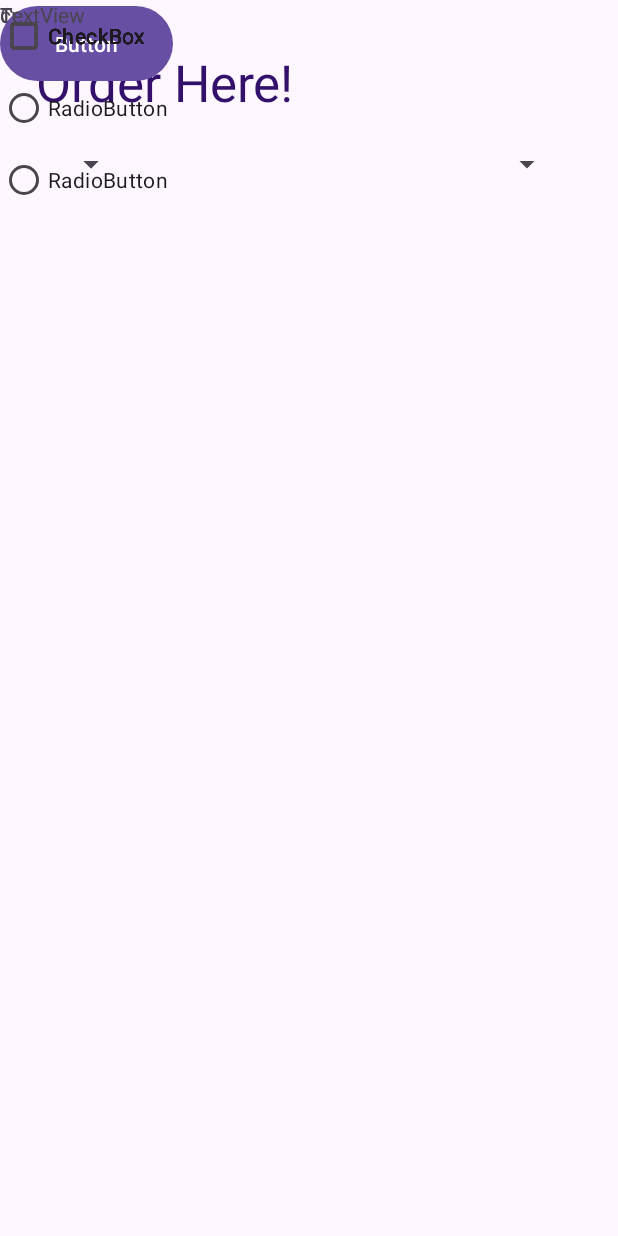
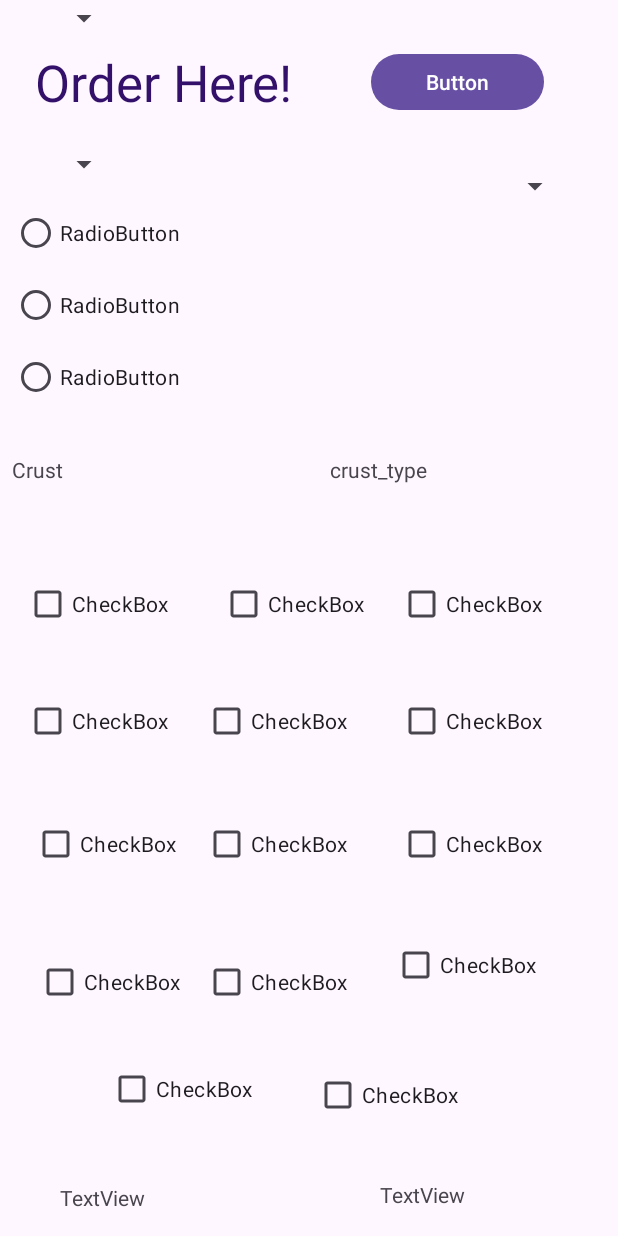
Before and after one commit to devrijhwani3118/PizzaApp, an Android app: the OrderPage screen opened directly, with no data from a screen before it, on a phone screen of 412 x 824 dp. Run offline under Robolectric (Android 15) with nearby library versions, the phone set to English and light mode, and no system bars; Roboto replaces fonts that are not available here.

Commit message:
fixed constraints

```diff
--- a/app/src/main/res/layout/activity_order_page.xml
+++ b/app/src/main/res/layout/activity_order_page.xml
@@ -11,48 +11,49 @@
         android:id="@+id/textView8"
         android:layout_width="wrap_content"
         android:layout_height="wrap_content"
+        android:layout_marginStart="40dp"
+        android:layout_marginBottom="16dp"
         android:text="TextView"
-        tools:layout_editor_absoluteX="40dp"
-        tools:layout_editor_absoluteY="829dp" />
+        app:layout_constraintBottom_toBottomOf="parent"
+        app:layout_constraintStart_toStartOf="parent" />
 
     <CheckBox
         android:id="@+id/checkBox12"
         android:layout_width="wrap_content"
         android:layout_height="wrap_content"
+        android:layout_marginEnd="4dp"
+        android:layout_marginBottom="11dp"
         android:text="CheckBox"
-        tools:layout_editor_absoluteX="282dp"
-        tools:layout_editor_absoluteY="656dp" />
+        app:layout_constraintBottom_toBottomOf="@+id/checkBox11"
+        app:layout_constraintEnd_toEndOf="@+id/checkBox9" />
 
     <CheckBox
         android:id="@+id/checkBox9"
         android:layout_width="wrap_content"
         android:layout_height="wrap_content"
         android:text="CheckBox"
-        tools:layout_editor_absoluteX="286dp"
-        tools:layout_editor_absoluteY="579dp" />
+        app:layout_constraintBaseline_toBaselineOf="@+id/checkBox8"
+        app:layout_constraintStart_toStartOf="@+id/checkBox6" />
 
     <Spinner
         android:id="@+id/pizzaChoiceSpinner2"
         android:layout_width="wrap_content"
         android:layout_height="wrap_content"
-        android:layout_marginTop="20dp"
-        app:layout_constraintEnd_toEndOf="parent"
-        app:layout_constraintHorizontal_bias="0.1"
-        app:layout_constraintStart_toStartOf="parent"
-        app:layout_constraintTop_toBottomOf="@id/textView3" />
+        android:layout_marginStart="32dp"
+        app:layout_constraintBaseline_toBaselineOf="@+id/pizzaChoiceSpinner"
+        app:layout_constraintStart_toStartOf="parent" />
 
     <!-- Spinner for Pizza Choice -->
     <TextView
         android:id="@+id/textView3"
         android:layout_width="wrap_content"
         android:layout_height="wrap_content"
+        android:layout_marginStart="23dp"
         android:layout_marginTop="32dp"
         android:fontFamily="@font/biryani_bold"
         android:text="@string/order_here"
         android:textColor="#33116A"
         android:textSize="34sp"
-        app:layout_constraintEnd_toEndOf="parent"
-        app:layout_constraintHorizontal_bias="0.099"
         app:layout_constraintStart_toStartOf="parent"
         app:layout_constraintTop_toTopOf="parent" />
 
@@ -61,37 +62,39 @@
         android:layout_width="wrap_content"
         android:layout_height="wrap_content"
         android:layout_marginTop="20dp"
-        app:layout_constraintEnd_toEndOf="parent"
-        app:layout_constraintHorizontal_bias="0.1"
-        app:layout_constraintStart_toStartOf="parent"
-        app:layout_constraintTop_toBottomOf="@id/textView3"
-        app:layout_constraintVertical_bias="0.1" />
+        app:layout_constraintStart_toStartOf="@+id/pizzaChoiceSpinner2"
+        app:layout_constraintTop_toBottomOf="@+id/textView3" />
 
     <Spinner
         android:id="@+id/typepizzaChoiceSpinner"
         android:layout_width="wrap_content"
         android:layout_height="wrap_content"
-        android:layout_marginTop="20dp"
-        app:layout_constraintEnd_toEndOf="parent"
-        app:layout_constraintHorizontal_bias="0.9"
-        app:layout_constraintStart_toStartOf="parent"
-        app:layout_constraintTop_toBottomOf="@id/textView3"
-        app:layout_constraintVertical_bias="0.1" />
+        android:layout_marginBottom="7dp"
+        app:layout_constraintBottom_toTopOf="@+id/imageView2"
+        app:layout_constraintEnd_toEndOf="@+id/imageView2" />
 
     <CheckBox
         android:id="@+id/checkBox"
         android:layout_width="wrap_content"
         android:layout_height="wrap_content"
+        android:layout_marginStart="16dp"
+        android:layout_marginBottom="397dp"
         android:text="CheckBox"
-        tools:layout_editor_absoluteX="16dp"
-        tools:layout_editor_absoluteY="419dp" />
+        app:layout_constraintBottom_toBottomOf="parent"
+        app:layout_constraintStart_toStartOf="parent" />
 
     <RadioGroup
         android:id="@+id/radioGroup"
-        android:layout_width="186dp"
+        android:layout_width="0dp"
         android:layout_height="162dp"
-        tools:layout_editor_absoluteX="8dp"
-        tools:layout_editor_absoluteY="158dp">
+        android:layout_marginStart="8dp"
+        android:layout_marginTop="68dp"
+        android:layout_marginEnd="55dp"
+        android:layout_marginBottom="68dp"
+        app:layout_constraintBottom_toBottomOf="@+id/textView5"
+        app:layout_constraintEnd_toStartOf="@+id/imageView2"
+        app:layout_constraintStart_toStartOf="parent"
+        app:layout_constraintTop_toBottomOf="@+id/button">
 
         <RadioButton
             android:id="@+id/radioButton2"
@@ -114,130 +117,164 @@
 
     <TextView
         android:id="@+id/textView4"
-        android:layout_width="186dp"
+        android:layout_width="0dp"
         android:layout_height="44dp"
+        android:layout_marginTop="32dp"
+        android:layout_marginEnd="16dp"
+        android:layout_marginBottom="31dp"
         android:text="crust_type"
-        tools:layout_editor_absoluteX="230dp"
-        tools:layout_editor_absoluteY="344dp" />
+        app:layout_constraintBottom_toTopOf="@+id/checkBox3"
+        app:layout_constraintEnd_toEndOf="parent"
+        app:layout_constraintStart_toEndOf="@+id/textView5"
+        app:layout_constraintTop_toBottomOf="@+id/imageView2" />
 
     <TextView
         android:id="@+id/textView5"
-        android:layout_width="186dp"
+        android:layout_width="0dp"
         android:layout_height="44dp"
+        android:layout_marginStart="8dp"
+        android:layout_marginEnd="36dp"
         android:text="Crust"
-        tools:layout_editor_absoluteX="8dp"
-        tools:layout_editor_absoluteY="344dp" />
+        app:layout_constraintBaseline_toBaselineOf="@+id/textView4"
+        app:layout_constraintEnd_toStartOf="@+id/textView4"
+        app:layout_constraintStart_toStartOf="parent" />
 
     <Button
         android:id="@+id/button"
         android:layout_width="115dp"
-        android:layout_height="58dp"
+        android:layout_height="0dp"
+        android:layout_marginStart="48dp"
+        android:layout_marginEnd="46dp"
         android:text="Button"
-        tools:layout_editor_absoluteX="271dp"
-        tools:layout_editor_absoluteY="32dp" />
+        app:layout_constraintBottom_toBottomOf="@+id/textView3"
+        app:layout_constraintEnd_toEndOf="parent"
+        app:layout_constraintStart_toEndOf="@+id/textView3"
+        app:layout_constraintTop_toTopOf="@+id/textView3" />
 
     <CheckBox
         android:id="@+id/checkBox2"
         android:layout_width="wrap_content"
         android:layout_height="wrap_content"
+        android:layout_marginEnd="22dp"
+        android:layout_marginBottom="30dp"
         android:text="CheckBox"
-        tools:layout_editor_absoluteX="168dp"
-        tools:layout_editor_absoluteY="419dp" />
+        app:layout_constraintBottom_toTopOf="@+id/checkBox5"
+        app:layout_constraintEnd_toStartOf="@+id/checkBox3" />
 
     <CheckBox
         android:id="@+id/checkBox3"
         android:layout_width="wrap_content"
         android:layout_height="wrap_content"
+        android:layout_marginEnd="50dp"
         android:text="CheckBox"
-        tools:layout_editor_absoluteX="286dp"
-        tools:layout_editor_absoluteY="419dp" />
+        app:layout_constraintBaseline_toBaselineOf="@+id/checkBox2"
+        app:layout_constraintEnd_toEndOf="parent" />
 
     <CheckBox
         android:id="@+id/checkBox4"
         android:layout_width="wrap_content"
         android:layout_height="wrap_content"
+        android:layout_marginStart="16dp"
         android:text="CheckBox"
-        tools:layout_editor_absoluteX="16dp"
-        tools:layout_editor_absoluteY="497dp" />
+        app:layout_constraintBaseline_toBaselineOf="@+id/checkBox5"
+        app:layout_constraintStart_toStartOf="parent" />
 
     <CheckBox
         android:id="@+id/checkBox5"
         android:layout_width="wrap_content"
         android:layout_height="wrap_content"
+        android:layout_marginTop="30dp"
+        android:layout_marginEnd="11dp"
         android:text="CheckBox"
-        tools:layout_editor_absoluteX="157dp"
-        tools:layout_editor_absoluteY="497dp" />
+        app:layout_constraintEnd_toEndOf="@+id/checkBox2"
+        app:layout_constraintTop_toBottomOf="@+id/checkBox" />
 
     <CheckBox
         android:id="@+id/checkBox6"
         android:layout_width="wrap_content"
         android:layout_height="wrap_content"
         android:text="CheckBox"
-        tools:layout_editor_absoluteX="286dp"
-        tools:layout_editor_absoluteY="497dp" />
+        app:layout_constraintBaseline_toBaselineOf="@+id/checkBox5"
+        app:layout_constraintStart_toStartOf="@+id/checkBox3" />
 
     <CheckBox
         android:id="@+id/checkBox7"
         android:layout_width="wrap_content"
         android:layout_height="wrap_content"
+        android:layout_marginStart="21dp"
         android:text="CheckBox"
-        tools:layout_editor_absoluteX="21dp"
-        tools:layout_editor_absoluteY="579dp" />
+        app:layout_constraintBaseline_toBaselineOf="@+id/checkBox8"
+        app:layout_constraintStart_toStartOf="parent" />
 
     <CheckBox
         android:id="@+id/checkBox8"
         android:layout_width="wrap_content"
         android:layout_height="wrap_content"
+        android:layout_marginTop="34dp"
         android:text="CheckBox"
-        tools:layout_editor_absoluteX="157dp"
-        tools:layout_editor_absoluteY="579dp" />
+        app:layout_constraintStart_toStartOf="@+id/checkBox5"
+        app:layout_constraintTop_toBottomOf="@+id/checkBox5" />
 
     <CheckBox
         android:id="@+id/checkBox10"
         android:layout_width="wrap_content"
         android:layout_height="wrap_content"
+        android:layout_marginTop="44dp"
         android:text="CheckBox"
-        tools:layout_editor_absoluteX="24dp"
-        tools:layout_editor_absoluteY="671dp" />
+        app:layout_constraintEnd_toStartOf="@+id/checkBox13"
+        app:layout_constraintStart_toStartOf="@+id/checkBox13"
+        app:layout_constraintTop_toBottomOf="@+id/checkBox7" />
 
     <CheckBox
         android:id="@+id/checkBox11"
         android:layout_width="wrap_content"
         android:layout_height="wrap_content"
+        android:layout_marginEnd="29dp"
         android:text="CheckBox"
-        tools:layout_editor_absoluteX="157dp"
-        tools:layout_editor_absoluteY="667dp" />
+        app:layout_constraintBaseline_toBaselineOf="@+id/checkBox10"
+        app:layout_constraintEnd_toStartOf="@+id/checkBox12" />
 
     <CheckBox
         android:id="@+id/checkBox13"
         android:layout_width="wrap_content"
         android:layout_height="wrap_content"
+        android:layout_marginStart="32dp"
+        android:layout_marginTop="23dp"
         android:text="CheckBox"
-        tools:layout_editor_absoluteX="72dp"
-        tools:layout_editor_absoluteY="742dp" />
+        app:layout_constraintStart_toStartOf="@+id/textView8"
+        app:layout_constraintTop_toBottomOf="@+id/checkBox10" />
 
     <CheckBox
         android:id="@+id/checkBox14"
         android:layout_width="wrap_content"
         android:layout_height="wrap_content"
+        android:layout_marginTop="27dp"
+        android:layout_marginEnd="4dp"
         android:text="CheckBox"
-        tools:layout_editor_absoluteX="230dp"
-        tools:layout_editor_absoluteY="742dp" />
+        app:layout_constraintEnd_toEndOf="@+id/textView9"
+        app:layout_constraintTop_toBottomOf="@+id/checkBox11" />
 
     <ImageView
         android:id="@+id/imageView2"
-        android:layout_width="152dp"
-        android:layout_height="169dp"
-        tools:layout_editor_absoluteX="249dp"
-        tools:layout_editor_absoluteY="143dp"
+        android:layout_width="0dp"
+        android:layout_height="0dp"
+        android:layout_marginTop="111dp"
+        android:layout_marginEnd="31dp"
+        android:layout_marginBottom="107dp"
+        app:layout_constraintBottom_toTopOf="@+id/checkBox3"
+        app:layout_constraintEnd_toEndOf="parent"
+        app:layout_constraintStart_toEndOf="@+id/radioGroup"
+        app:layout_constraintTop_toTopOf="@+id/button"
         tools:srcCompat="@tools:sample/avatars" />
 
     <TextView
         android:id="@+id/textView9"
         android:layout_width="wrap_content"
         android:layout_height="wrap_content"
+        android:layout_marginEnd="102dp"
+        android:layout_marginBottom="18dp"
         android:text="TextView"
-        tools:layout_editor_absoluteX="273dp"
-        tools:layout_editor_absoluteY="827dp" />
+        app:layout_constraintBottom_toBottomOf="parent"
+        app:layout_constraintEnd_toEndOf="parent" />
 
 </androidx.constraintlayout.widget.ConstraintLayout>
```
